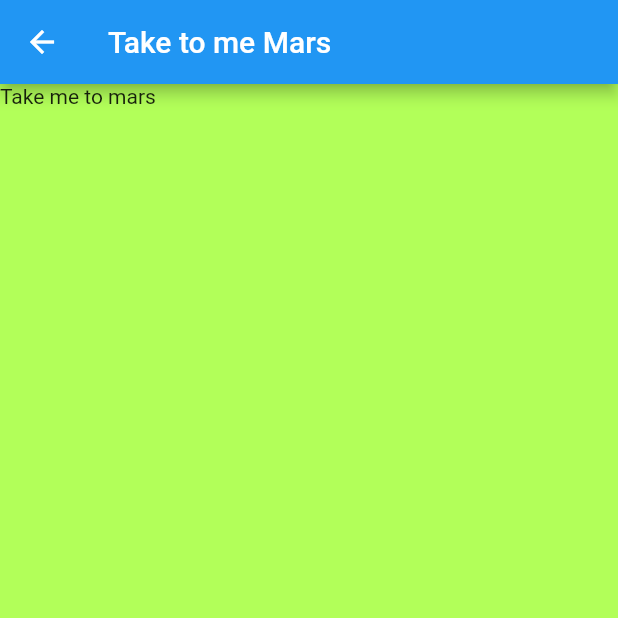
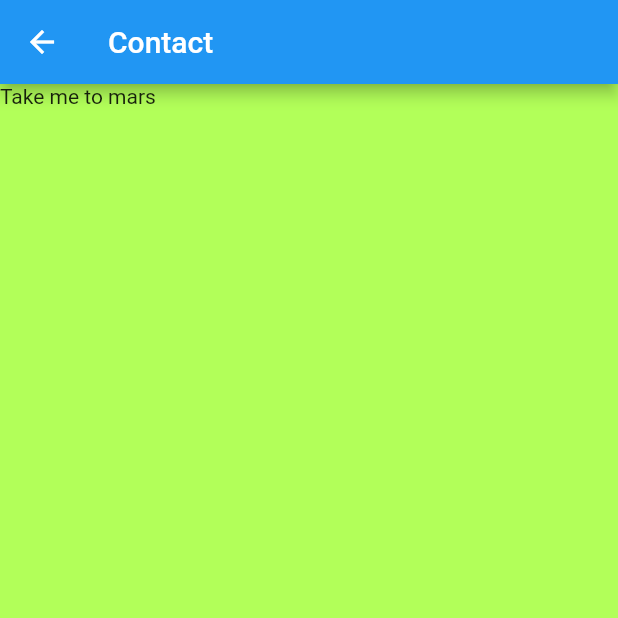
Before and after one commit to monk63/madlab1, a Flutter app: the screen it shows after launch, item 4 of the bottom bar chosen, after a tap on "More contacts", on a phone screen of 412 x 824 dp, the top half of it. Run offline on Flutter 3.47's test engine with Material 2 defaults, Android fonts, the phone set to English and light mode, and no system bars.

Commit message:
first lab assignment

```diff
--- a/lib/contact.dart
+++ b/lib/contact.dart
@@ -15,13 +15,13 @@ class _ContactState extends State<Contact> {
         home: Scaffold(
       //back
       appBar: AppBar(
-        title: const Text('Take to me Mars'),
+        automaticallyImplyLeading: true,
+        title: Text("Contact"),
         leading: IconButton(
-          icon: Icon(Icons.arrow_back),
-          onPressed: () {
-            moveToLastScreen();
-          },
-        ),
+            icon: Icon(Icons.arrow_back),
+            onPressed: () {
+              Navigator.pop(context);
+            }),
       ),
       body: Column(children: [
         const Text('Take me to mars'),
--- a/lib/profile.dart
+++ b/lib/profile.dart
@@ -25,7 +25,7 @@ class ProfileApp extends StatelessWidget {
                     mainAxisAlignment: MainAxisAlignment.center,
                     children: [
                       CircleAvatar(
-                        backgroundImage: AssetImage("assets/images/pic.jpg"),
+                        backgroundImage: AssetImage("images/pic1.jpg"),
                         radius: 50.0,
                       ),
                       SizedBox(
@@ -41,7 +41,10 @@ class ProfileApp extends StatelessWidget {
                       ElevatedButton(
                           child: const Text('More contacts'),
                           onPressed: () => {
-                                runApp(Contact()),
+                                Navigator.push(
+                                    context,
+                                    MaterialPageRoute(
+                                        builder: (context) => Contact()))
                               }),
                       SizedBox(
                         height: 10.0,
--- a/pubspec.yaml
+++ b/pubspec.yaml
@@ -61,8 +61,10 @@ flutter:
   # the material Icons class.
   uses-material-design: true
 
-  # To add assets to your application, add an assets section, like this:
- # assets:
+#   To add assets to your application, add an assets section, like this:
+  assets:
+    - assets/images/pic.jpg
+    - assets/images/pic1.jpg
   # - images/a_dot_burr.jpeg
   # - images/a_dot_ham.jpeg
 
```
Also changed, not shown: assets/images/pic1.jpg (added), 1 other file.
